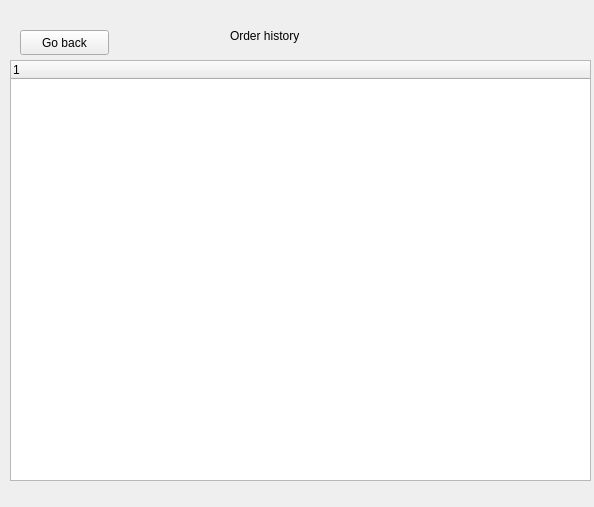
Before: the Qt Designer form sdi_app/gui/menu_driver.ui in FratiaXd/SDI, drawn with Qt 5.
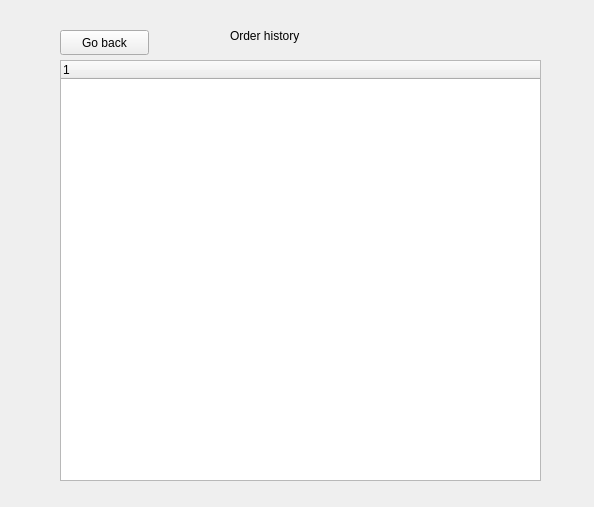
After: the same form once the commit is applied. The open tabs and pages were chosen to show the change.

What changed in the file:
```diff
--- a/sdi_app/gui/menu_driver.ui
+++ b/sdi_app/gui/menu_driver.ui
@@ -283,7 +283,7 @@
     <widget class="QPushButton" name="pushButton_7">
      <property name="geometry">
       <rect>
-       <x>20</x>
+       <x>60</x>
        <y>30</y>
        <width>89</width>
        <height>25</height>
@@ -296,9 +296,9 @@
     <widget class="QTreeWidget" name="treeWidget">
      <property name="geometry">
       <rect>
-       <x>10</x>
+       <x>60</x>
        <y>60</y>
-       <width>581</width>
+       <width>481</width>
        <height>421</height>
       </rect>
      </property>
```
